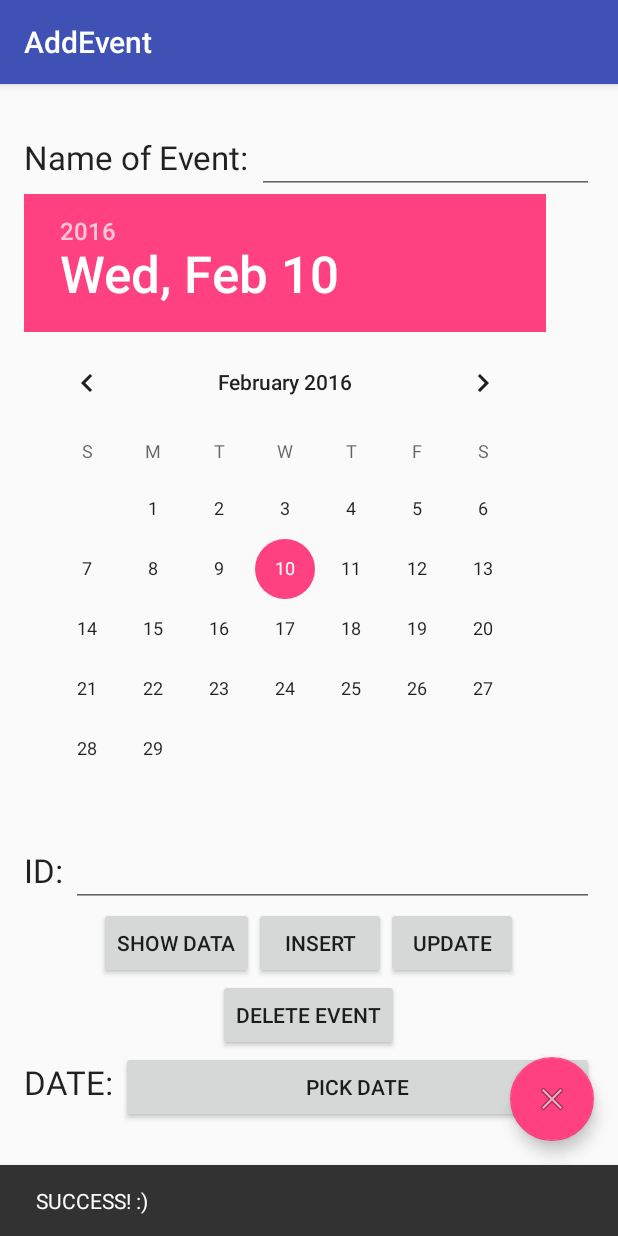
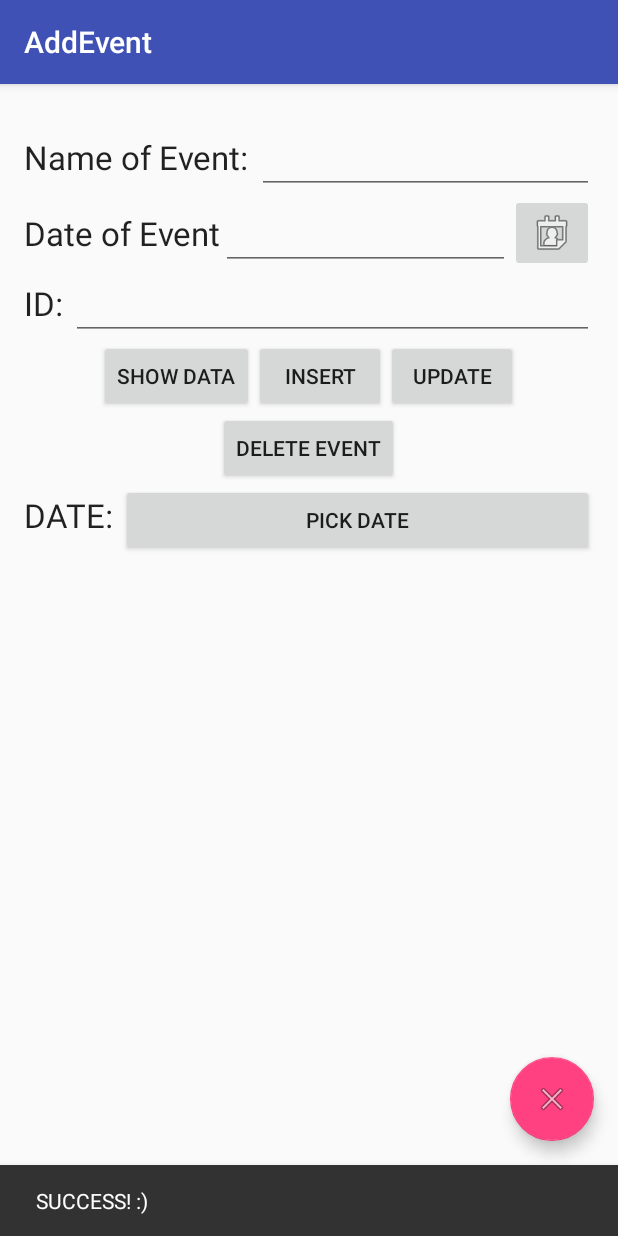
Before and after one commit to sdillon1/MyPlannerPal, an Android app: the AddEvent screen opened directly, with no data from a screen before it, after a tap on "INSERT", on a phone screen of 412 x 824 dp. Run offline under Robolectric (Android 15) with nearby library versions, the phone set to English and light mode, and no system bars.

Commit message:
Date Picker functionality from img button

```diff
--- a/app/src/main/java/sean21eric/myplannerpal/AddEvent.java
+++ b/app/src/main/java/sean21eric/myplannerpal/AddEvent.java
@@ -14,7 +14,9 @@ import android.view.View;
 import android.widget.Button;
 import android.widget.DatePicker;
 import android.widget.EditText;
+import android.widget.ImageButton;
 import android.widget.ScrollView;
+import android.widget.TextView;
 import android.widget.Toast;
 
 public class AddEvent extends AppCompatActivity implements DatePickerDialog.OnDateSetListener{
@@ -29,8 +31,10 @@ public class AddEvent extends AppCompatActivity implements DatePickerDialog.OnDa
     Button btnUpdate;
     Button btnDelete;
     Button btnDate;
+    ImageButton imageButtonDate;
     EditText nameEditText;
     EditText idEditText;
+    EditText editTextDate;
     ScrollView linearLayout1;
     DialogFragment newFragment = new DatePickerFragment();
     DatePicker datePicker;
@@ -52,9 +56,10 @@ public class AddEvent extends AppCompatActivity implements DatePickerDialog.OnDa
         btnUpdate = (Button)findViewById(R.id.BTNUpdate);
         btnDelete = (Button)findViewById(R.id.BTNDelete);
         btnDate = (Button)findViewById(R.id.BTNDate);
+        imageButtonDate = (ImageButton)findViewById(R.id.IMAGEBUTTON_Date);
         nameEditText = (EditText)findViewById(R.id.EDITTEXT_NAME);
         idEditText = (EditText)findViewById(R.id.EditText_ID);
-        datePicker = (DatePicker)findViewById(R.id.datePicker1);
+        editTextDate = (EditText)findViewById(R.id.EDITTEXT_DATE);
 
         linearLayout1 = (ScrollView)findViewById(R.id.ScrollLayout1);
 
@@ -72,7 +77,7 @@ public class AddEvent extends AppCompatActivity implements DatePickerDialog.OnDa
             }
         });
 
-        Log.d(TAG, "Time to string: " + (datePicker.getMonth() + 1) + " " + datePicker.getDayOfMonth() + " " + datePicker.getYear());
+
 
     }//close onCreate()
 
@@ -83,8 +88,8 @@ public class AddEvent extends AppCompatActivity implements DatePickerDialog.OnDa
             public void onClick(View v) {
 
                 String s = nameEditText.getText().toString();
-                String date = datePicker.getYear() + "-" + (datePicker.getMonth()) + "-" + datePicker.getDayOfMonth();
-
+                //String date = datePicker.getYear() + "-" + (datePicker.getMonth()) + "-" + datePicker.getDayOfMonth();
+                String date = editTextDate.getText().toString();
 
                 boolean isInserted = myHelper.insertEvent(s, date);
 
@@ -169,6 +174,20 @@ public class AddEvent extends AppCompatActivity implements DatePickerDialog.OnDa
             }
         });
 
+        editTextDate.setOnClickListener(new View.OnClickListener() {
+            @Override
+            public void onClick(View v) {
+                showDatePickerDialog(linearLayout1);
+            }
+        });
+
+        imageButtonDate.setOnClickListener(new View.OnClickListener() {
+            @Override
+            public void onClick(View v) {
+                showDatePickerDialog(linearLayout1);
+            }
+        });
+
     }//close addOnclickListener()
 
     public void showAlertDialog(String title, String message){
@@ -202,7 +221,9 @@ public class AddEvent extends AppCompatActivity implements DatePickerDialog.OnDa
     public String getDate(){
 
         String date;
-        date = datePicker.getYear() + "-" + (datePicker.getMonth()) + "-" + datePicker.getDayOfMonth();
+        //date = datePicker.getYear() + "-" + (datePicker.getMonth()) + "-" + datePicker.getDayOfMonth();
+        date = editTextDate.getText().toString();
+
         return date;
         //Log.d(TAG, "Time to string: " + (datePicker.getMonth() + 1) + " " + datePicker.getDayOfMonth() + " " + datePicker.getYear());
 
@@ -220,7 +241,7 @@ public class AddEvent extends AppCompatActivity implements DatePickerDialog.OnDa
 
         Toast.makeText(this, "Activity Date set " + month + " - " + day + " - " + year, Toast.LENGTH_LONG).show();
 
-
+        editTextDate.setText(month + " - " + day + " - " + year);
 
     }
 
--- a/app/src/main/res/layout/content_add_event.xml
+++ b/app/src/main/res/layout/content_add_event.xml
@@ -24,7 +24,8 @@
         android:orientation="horizontal"
         android:layout_width="match_parent"
         android:layout_height="wrap_content"
-        android:layout_gravity="center_horizontal">
+        android:layout_gravity="center_horizontal"
+        android:id="@+id/LinearLayour_NameOfEvent">
 
         <TextView
             android:layout_width="wrap_content"
@@ -37,15 +38,40 @@
             android:layout_width="wrap_content"
             android:layout_height="wrap_content"
             android:id="@+id/EDITTEXT_NAME"
-            android:layout_weight="1"/>
+            android:layout_weight="1"
+            />
 
     </LinearLayout>
 
-    <DatePicker
+    <LinearLayout
+        android:orientation="horizontal"
         android:layout_width="match_parent"
         android:layout_height="wrap_content"
-        android:id="@+id/datePicker1"
-        android:layout_gravity="center_horizontal"/>
+        android:id="@+id/LinearLayout_DateOfEvent"
+        android:gravity="center_vertical">
+
+        <TextView
+            android:layout_width="wrap_content"
+            android:layout_height="wrap_content"
+            android:textAppearance="?android:attr/textAppearanceLarge"
+            android:text="Date of Event"
+            android:id="@+id/textView3"/>
+
+        <EditText
+            android:layout_width="wrap_content"
+            android:layout_height="wrap_content"
+            android:id="@+id/EDITTEXT_DATE"
+            android:textAlignment="center"
+            android:textAppearance="?android:attr/textAppearanceLarge"
+            android:layout_weight="1"
+            android:editable="false"/>
+
+        <ImageButton
+            android:layout_width="wrap_content"
+            android:layout_height="wrap_content"
+            android:id="@+id/IMAGEBUTTON_Date"
+            android:src="@android:drawable/ic_menu_my_calendar"/>
+    </LinearLayout>
 
     <ScrollView
         android:layout_width="match_parent"
@@ -151,6 +177,7 @@
                     android:textAppearance="?android:attr/textAppearanceLarge"
                     android:id="@+id/TEXTVIEW_Spacer1"/>
             </LinearLayout>
+
         </LinearLayout>
     </ScrollView>
 
```
